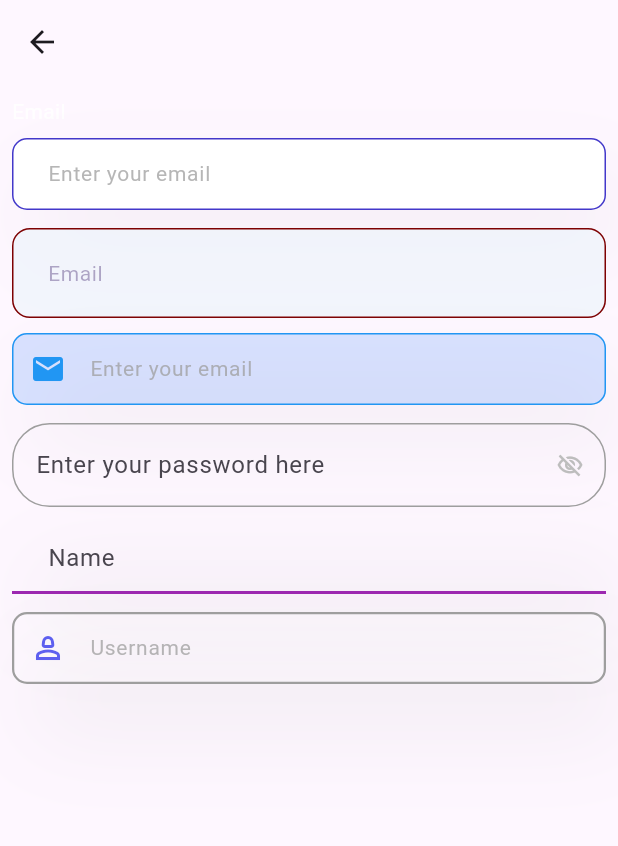
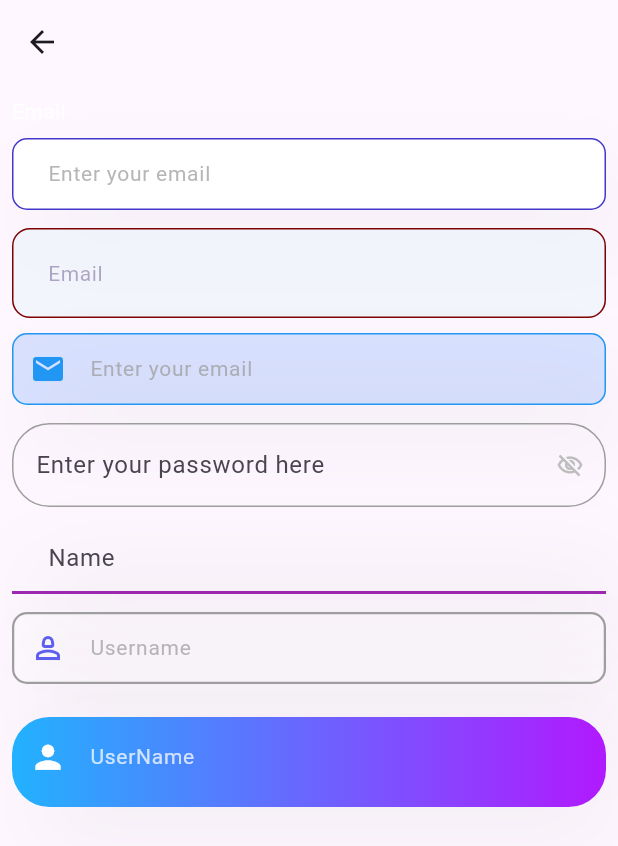
Before and after one commit to KhubaibJamal/FYP, a Flutter app: the InputTextFields screen opened directly, on a phone screen of 412 x 824 dp. Shown: the top 846 px of the screen. Run offline on Flutter 3.47's test engine with Material 3 defaults, Android fonts, the phone set to English and light mode, and no system bars.

Commit message:
input field: gradient text field

```diff
--- a/lib/home/input_text_fields.dart
+++ b/lib/home/input_text_fields.dart
@@ -4,6 +4,7 @@ import 'package:fyp/text%20fields/input_text_field2.dart';
 import 'package:fyp/text%20fields/input_text_field3.dart';
 import 'package:fyp/text%20fields/input_text_field4.dart';
 import 'package:fyp/text%20fields/input_text_field5.dart';
+import 'package:fyp/text%20fields/input_text_field7.dart';
 import 'package:fyp/text%20fields/intput_tex_field6.dart';
 
 class InputTextFields extends StatelessWidget {
@@ -46,6 +47,11 @@ class InputTextFields extends StatelessWidget {
                 inputController: controller,
                 hintText: "Username",
               ),
+              const SizedBox(height: 10),
+              GradientInputField7(
+                textController: controller,
+                hintText: "UserName",
+              ),
             ],
           ),
         ),
--- /dev/null
+++ b/lib/text fields/input_text_field7.dart
@@ -0,0 +1,67 @@
+import 'package:flutter/material.dart';
+
+class GradientInputField7 extends StatelessWidget {
+  final TextEditingController textController;
+  final String hintText;
+
+  const GradientInputField7({
+    required this.textController,
+    required this.hintText,
+    Key? key,
+  }) : super(key: key);
+
+  @override
+  Widget build(BuildContext context) {
+    return Container(
+      height: 60,
+      decoration: BoxDecoration(
+        gradient: const LinearGradient(
+          colors: [
+            Color(0xff22b2fe),
+            Color(0xffb119ff),
+          ],
+        ),
+        borderRadius: const BorderRadius.all(Radius.circular(25.0)),
+        boxShadow: [
+          BoxShadow(
+            offset: const Offset(12, 26),
+            blurRadius: 50,
+            spreadRadius: 0,
+            color: Colors.grey.withOpacity(.1),
+          ),
+        ],
+      ),
+      child: TextField(
+        controller: textController,
+        onChanged: (value) {},
+        style: const TextStyle(
+          fontSize: 14,
+          color: Color(0xffffffff),
+        ),
+        decoration: InputDecoration(
+          prefixIcon: const Icon(
+            Icons.person,
+            size: 25,
+            color: Color(0xffffffff),
+          ),
+          filled: true,
+          fillColor: Colors.transparent,
+          hintText: hintText,
+          hintStyle: TextStyle(color: const Color(0xffffffff).withOpacity(.75)),
+          border: const OutlineInputBorder(
+            borderSide: BorderSide(color: Colors.transparent),
+            borderRadius: BorderRadius.all(Radius.circular(25.0)),
+          ),
+          enabledBorder: const OutlineInputBorder(
+            borderSide: BorderSide(color: Colors.transparent),
+            borderRadius: BorderRadius.all(Radius.circular(25.0)),
+          ),
+          focusedBorder: const OutlineInputBorder(
+            borderSide: BorderSide(color: Colors.transparent),
+            borderRadius: BorderRadius.all(Radius.circular(25.0)),
+          ),
+        ),
+      ),
+    );
+  }
+}
```
